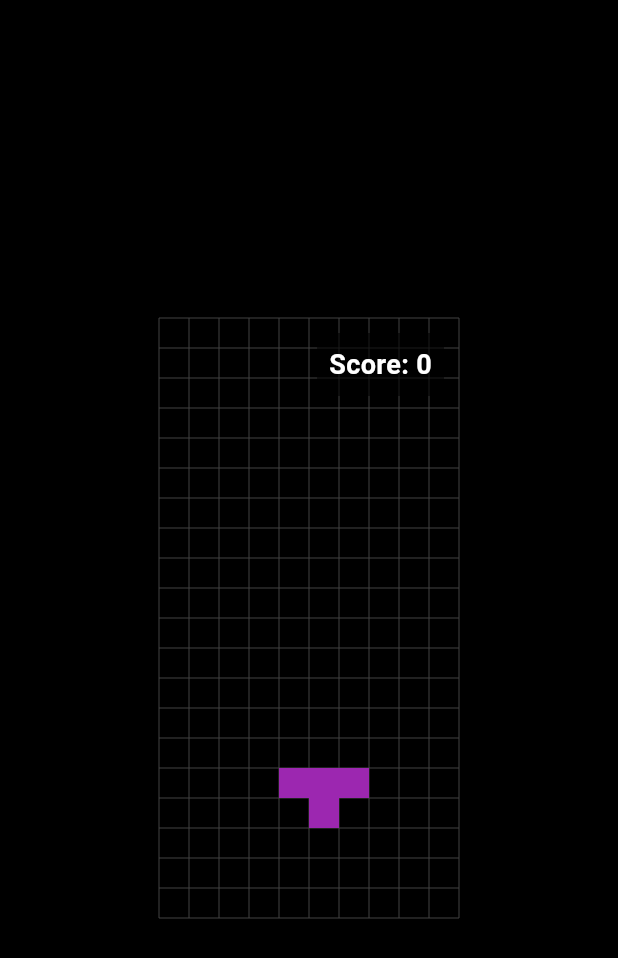
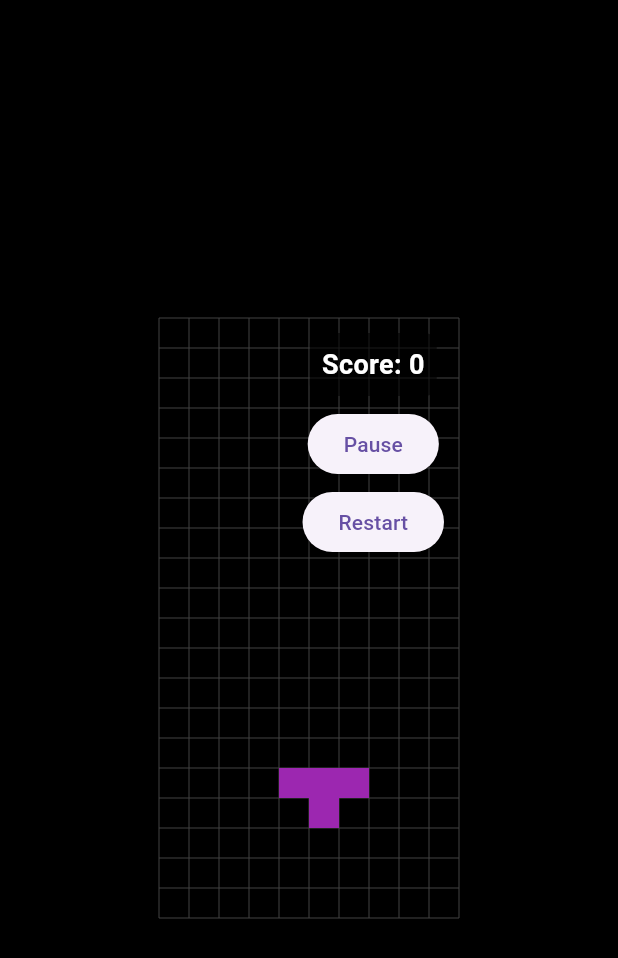
Before and after one commit to CCY0821/flutter_tetris_game, a Flutter app: the screen it shows after launch, on a phone screen of 412 x 824 dp. Shown: the top 958 px of the screen. Run offline on Flutter 3.47's test engine with Material 3 defaults, Android fonts, the phone set to English and light mode, and no system bars.

Commit message:
遊戲暫停 / 重玩

```diff
--- a/lib/game/game_board.dart
+++ b/lib/game/game_board.dart
@@ -21,6 +21,7 @@ class _GameBoardState extends State<GameBoard> {
   Timer? gameTimer;
   int score = 0;
   bool isGameOver = false;
+  bool isPaused = false;
 
   @override
   void initState() {
@@ -40,12 +41,15 @@ class _GameBoardState extends State<GameBoard> {
     _initBoard();
     score = 0;
     isGameOver = false;
+    isPaused = false;
     _spawnTetromino();
     gameTimer?.cancel();
     gameTimer = Timer.periodic(const Duration(milliseconds: 500), (_) {
+      if (!isPaused && !isGameOver) {
         setState(() {
           _drop();
         });
+      }
     });
   }
 
@@ -57,22 +61,29 @@ class _GameBoardState extends State<GameBoard> {
   }
 
   void _handleKey(RawKeyEvent event) {
-    if (event is RawKeyDownEvent && !isGameOver) {
-      final key = event.logicalKey.keyLabel;
+    if (event is RawKeyDownEvent) {
+      final key = event.logicalKey.keyLabel.toLowerCase();
+
       setState(() {
+        if (key == 'p' && !isGameOver) {
+          isPaused = !isPaused;
+        } else if (key == 'r') {
+          _startGame();
+        } else if (!isPaused && !isGameOver) {
           switch (key) {
-          case 'Arrow Left':
+            case 'arrow left':
               _moveLeft();
               break;
-          case 'Arrow Right':
+            case 'arrow right':
               _moveRight();
               break;
-          case 'Arrow Down':
+            case 'arrow down':
               _moveDown();
               break;
             case ' ':
               _rotate();
               break;
+          }
         }
       });
     }
@@ -83,7 +94,6 @@ class _GameBoardState extends State<GameBoard> {
     if (_canMove(newTetro)) {
       currentTetromino = newTetro;
     } else {
-      // Game Over 判斷：一開始就不能放
       setState(() {
         isGameOver = true;
         gameTimer?.cancel();
@@ -195,41 +205,15 @@ class _GameBoardState extends State<GameBoard> {
         Positioned(
           right: 10,
           top: 10,
-          child: Container(
-            padding: const EdgeInsets.all(8),
-            decoration: BoxDecoration(
-              color: Colors.black.withOpacity(0.6),
-              borderRadius: BorderRadius.circular(8),
+          child: Column(
+            children: [
+              _statusBox('Score: $score'),
+              const SizedBox(height: 8),
+              ElevatedButton(
+                onPressed: () => setState(() => isPaused = !isPaused),
+                child: Text(isPaused ? 'Resume' : 'Pause'),
               ),
-            child: Text(
-              'Score: $score',
-              style: const TextStyle(
-                fontSize: 18,
-                color: Colors.white,
-                fontWeight: FontWeight.bold,
-              ),
-            ),
-          ),
-        ),
-
-        // Game Over 覆蓋層
-        if (isGameOver)
-          Positioned.fill(
-            child: Container(
-              color: Colors.black87,
-              child: Center(
-                child: Column(
-                  mainAxisSize: MainAxisSize.min,
-                  children: [
-                    const Text(
-                      'GAME OVER',
-                      style: TextStyle(
-                        color: Colors.redAccent,
-                        fontSize: 36,
-                        fontWeight: FontWeight.bold,
-                      ),
-                    ),
-                    const SizedBox(height: 20),
+              const SizedBox(height: 4),
               ElevatedButton(
                 onPressed: _startGame,
                 child: const Text('Restart'),
@@ -237,9 +221,51 @@ class _GameBoardState extends State<GameBoard> {
             ],
           ),
         ),
+
+        // 遊戲暫停
+        if (isPaused && !isGameOver)
+          _centerOverlay(text: 'PAUSED', color: Colors.amber),
+
+        // 遊戲結束
+        if (isGameOver)
+          _centerOverlay(text: 'GAME OVER', color: Colors.redAccent),
+      ],
+    );
+  }
+
+  Widget _statusBox(String text) {
+    return Container(
+      padding: const EdgeInsets.all(8),
+      decoration: BoxDecoration(
+        color: Colors.black.withOpacity(0.6),
+        borderRadius: BorderRadius.circular(8),
+      ),
+      child: Text(
+        text,
+        style: const TextStyle(
+          fontSize: 18,
+          color: Colors.white,
+          fontWeight: FontWeight.bold,
         ),
       ),
-      ],
+    );
+  }
+
+  Widget _centerOverlay({required String text, required Color color}) {
+    return Positioned.fill(
+      child: Container(
+        color: Colors.black87,
+        child: Center(
+          child: Text(
+            text,
+            style: TextStyle(
+              color: color,
+              fontSize: 36,
+              fontWeight: FontWeight.bold,
+            ),
+          ),
+        ),
+      ),
     );
   }
 }
```
Lines whose indentation alone changed are shown as unchanged.
